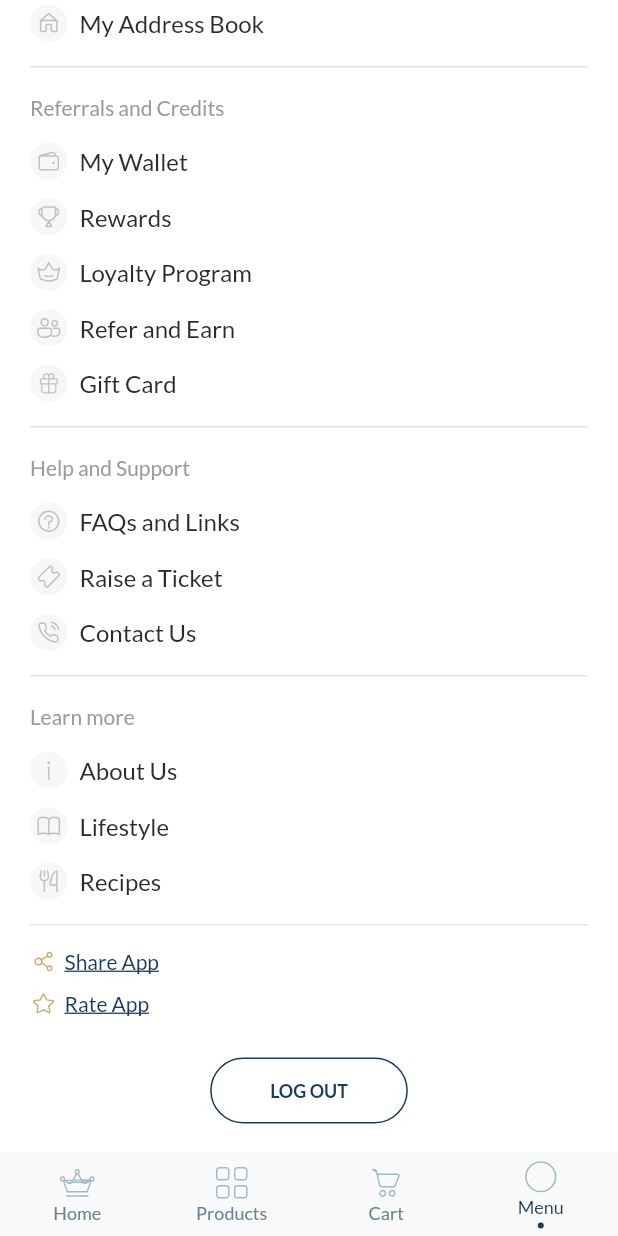
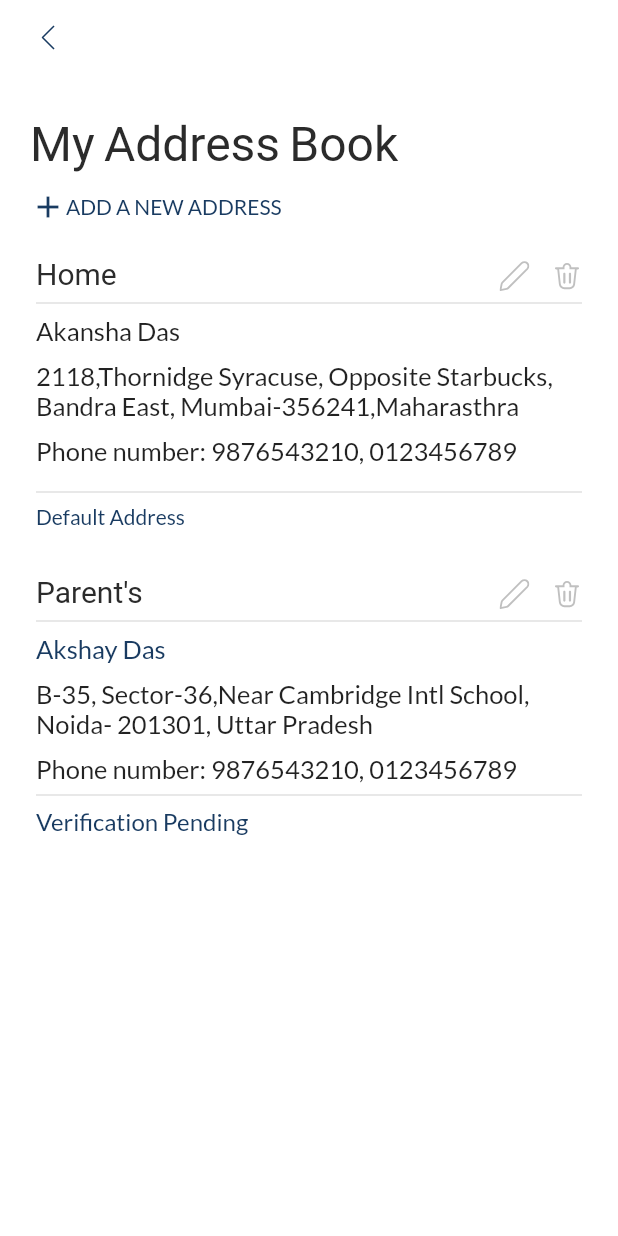
Before and after one commit to nirdeshk1998/pride-of-cows, a Flutter app: the MainScreen screen opened directly, item 4 of the bottom bar chosen, scrolled down 576 dp, after a tap on "My Address Book", on a phone screen of 412 x 824 dp. Run offline on Flutter 3.47's test engine with Material 2 defaults, Android fonts, the phone set to English and light mode, and no system bars; our stand-ins replace card_swiper, carousel_slider, country_code_picker, dots_indicator, flutter_calendar_carousel, flutter_riverpod and 5 more; missing offline and left inert: widget_size; network calls fail; Roboto replaces fonts that are missing (Suranna).

Commit message:
'address'

```diff
--- a/lib/constants/assets.dart
+++ b/lib/constants/assets.dart
@@ -24,6 +24,10 @@ class Assets {
   /// Assets for assetsIconsArrowRight2
   /// assets/icons/arrow_right2.svg
   static const String assetsIconsArrowRight2 = "assets/icons/arrow_right2.svg";
+
+  /// Assets for assetsIconsArrowDownSolid
+  /// assets/icons/arrow_down_solid.svg
+  static const String assetsIconsArrowDownSolid = "assets/icons/arrow_down_solid.svg";
 
   /// Assets for assetsIconsBack
   /// assets/icons/back.svg
@@ -101,6 +105,10 @@ class Assets {
   /// assets/icons/delete.svg
   static const String assetsIconsDelete = "assets/icons/delete.svg";
 
+  /// Assets for assetsIconsDeliverHere
+  /// assets/icons/deliver_here.svg
+  static const String assetsIconsDeliverHere = "assets/icons/deliver_here.svg";
+
   /// Assets for assetsIconsEditPencil
   /// assets/icons/edit_pencil.svg
   static const String assetsIconsEditPencil = "assets/icons/edit_pencil.svg";
@@ -153,9 +161,17 @@ class Assets {
   /// assets/icons/pencil.svg
   static const String assetsIconsPencil = "assets/icons/pencil.svg";
 
+  /// Assets for assetsIconsPen2
+  /// assets/icons/pen2.svg
+  static const String assetsIconsPen2 = "assets/icons/pen2.svg";
+
   /// Assets for assetsIconsPin
   /// assets/icons/pin.svg
   static const String assetsIconsPin = "assets/icons/pin.svg";
+
+  /// Assets for assetsIconsPin2
+  /// assets/icons/pin2.svg
+  static const String assetsIconsPin2 = "assets/icons/pin2.svg";
 
   /// Assets for assetsIconsPlay
   /// assets/icons/play.svg
--- /dev/null
+++ b/lib/screens/menu/address/my_address_book.dart
@@ -0,0 +1,213 @@
+import 'package:country_code_picker/country_code_picker.dart';
+import 'package:flutter/cupertino.dart';
+import 'package:flutter/material.dart';
+import 'package:flutter/services.dart';
+import 'package:flutter_riverpod/flutter_riverpod.dart';
+import 'package:flutter_svg/flutter_svg.dart';
+import 'package:google_fonts/google_fonts.dart';
+import 'package:poc/constants/assets.dart';
+import 'package:poc/providers/login_provider.dart';
+import 'package:poc/screens/cart/cart_screen.dart';
+import 'package:poc/screens/cart/offers.dart';
+import 'package:poc/screens/cart/rating_page.dart';
+import 'package:poc/screens/menu/address/address_information.dart';
+import 'package:poc/screens/menu/menu_screen.dart';
+import 'package:poc/styles/colors.dart';
+import 'package:poc/styles/text_styles.dart';
+import 'package:poc/styles/widget_styles.dart';
+import 'package:poc/utils/dimensions.dart';
+import 'package:poc/widgets/appbar.dart';
+import 'package:poc/widgets/buttons.dart';
+import 'package:poc/widgets/form_fields.dart';
+import 'package:poc/widgets/primary_dropdown_form_field.dart';
+import 'package:poc/widgets/terms_condition.dart';
+import 'package:poc/widgets/text_view.dart';
+
+class MyAddressBook extends ConsumerWidget {
+  const MyAddressBook({Key? key}) : super(key: key);
+
+  @override
+  Widget build(BuildContext context, WidgetRef ref) {
+    final rProvider = ref.read(loginProvider);
+    final wProvider = ref.watch(loginProvider);
+    bool addressSelect = true;
+
+    return Scaffold(
+      body: SingleChildScrollView(
+        child: Column(
+          children: [
+            const SecondaryAppBar(showRightButton: false),
+            SizedBox(
+              height: 20,
+            ),
+            Padding(
+              padding: const EdgeInsets.only(left: 20, right: 20),
+              child: Column(
+                crossAxisAlignment: CrossAxisAlignment.start,
+                children: [
+                  Row(
+                    children: [
+                      Text('My Address Book', style: TextStyles.header),
+                    ],
+                  ),
+                  SizedBox(
+                    height: 10,
+                  ),
+                  Row(
+                    children: [
+                      Icon(Icons.add,color:Color(0xff193b61)),
+                      PrimaryTextButton(
+                        title: 'Add a new address',
+                        isUpperCase: true,
+                        size: TextSize.textButton,
+                        onPressed: () {},
+                      ),
+                    ],
+                  ),
+                  SizedBox(
+                    height:20,
+                  ),
+                  Container(
+                    child:GestureDetector(
+                      onTap: (){
+Navigator.push(context,MaterialPageRoute(builder: (context)=>AddressInfromation()));
+                      },
+                      child: Card(
+                        elevation: 0,
+                        child: Column(
+                          crossAxisAlignment: CrossAxisAlignment.start,
+                          children: [
+                            Row(
+                              mainAxisAlignment: MainAxisAlignment.spaceBetween,
+                              children: [
+                                TextView(
+                                  'Home',
+                                  textType: TextType.titleStyled,
+                                  color: Palette.textColor,
+                                  height: 1,
+                                ),
+                                Container(
+                                  child: Row(
+                                    children: [
+                                      SvgPicture.asset(Assets.assetsIconsPen2,width: 20,height: 20,),
+                                      SizedBox(
+                                        width: 15,
+                                      ),
+                                      SvgPicture.asset(Assets.assetsIconsDelete,width: 20,height: 20,),
+                                    ],
+                                  ),
+                                ),
+                              ],
+                            ),
+                            Divider(
+                              thickness: 1,
+                            ),
+                            const Text(
+                              "Akansha Das",
+                              style: TextStyle(fontSize: 17),
+                            ),
+                            const SizedBox(
+                              height: 10,
+                            ),
+
+                            const Text(
+                              "2118,Thornidge Syracuse, Opposite Starbucks, Bandra East, Mumbai-356241,Maharasthra",
+                              style: TextStyle(fontSize: 17),
+                            ),
+                            const SizedBox(
+                              height: 10,
+                            ),
+                            const Text(
+                              "Phone number: 9876543210, 0123456789",
+                              style: TextStyle(fontSize: 17),
+                            ),
+                            SizedBox(
+                              height: 10,
+                            ),
+                            Divider(
+                              thickness: 1,
+                            ),
+                            const TextView("Default Address"),
+                            SizedBox(
+                              height: 5,
+                            ),
+                          ],
+                        ),
+
+                      ),
+                    ),
+                  ),
+
+                  SizedBox(
+                    height: 20,
+                  ),
+                  Container(
+                    child: GestureDetector(
+                      onTap: (){
+
+                      },
+                      child:Card(
+                        elevation: 0,
+                        child:  Column(
+                          crossAxisAlignment: CrossAxisAlignment.start,
+                          children: [
+                            Row(
+                              mainAxisAlignment: MainAxisAlignment.spaceBetween,
+                              children: [
+                                TextView(
+                                  "Parent's",
+                                  textType: TextType.titleStyled,
+                                  color: Palette.textColor,
+                                  height: 1,
+                                ),
+                                Container(
+                                  child: Row(
+                                    children: [
+                                      SvgPicture.asset(Assets.assetsIconsPen2,width: 20,height: 20,),
+                                      SizedBox(
+                                        width: 15,
+                                      ),
+                                      SvgPicture.asset(Assets.assetsIconsDelete,width: 20,height: 20,),
+                                    ],
+                                  ),
+                                ),
+                              ],
+                            ),
+                            Divider(
+                              thickness: 1,
+                            ),
+                            const TextView("Akshay Das",size: 17,),
+                            const SizedBox(
+                              height: 10,
+                            ),
+                            const Text(
+                              "B-35, Sector-36,Near Cambridge Intl School, Noida- 201301, Uttar Pradesh",
+                              style: TextStyle(fontSize: 17),
+                            ),
+                            const SizedBox(
+                              height: 10,
+                            ),
+                            const Text(
+                              "Phone number: 9876543210, 0123456789",
+                              style: TextStyle(fontSize: 17),
+                            ),
+                            Divider(
+                              thickness: 1,
+                            ),
+                            const TextView("Verification Pending",size: 16,),
+                          ],
+                        ),
+                      ),
+
+                    ),
+                  ),
+
+                ],
+              ),
+            ),
+          ],
+        ),
+      ),
+    );
+  }
+}
--- a/lib/screens/menu/menu_screen.dart
+++ b/lib/screens/menu/menu_screen.dart
@@ -3,6 +3,7 @@ import 'package:flutter/material.dart';
 import 'package:flutter_riverpod/flutter_riverpod.dart';
 import 'package:flutter_svg/flutter_svg.dart';
 import 'package:poc/constants/assets.dart';
+import 'package:poc/screens/menu/address/my_address_book.dart';
 import 'package:poc/screens/menu/my_profile.dart';
 import 'package:poc/styles/colors.dart';
 import 'package:poc/widgets/appbar.dart';
@@ -149,7 +150,9 @@ class MenuScreen extends ConsumerWidget {
             ),
             menuListTile(
               title: 'My Address Book',
-              onTap: () {},
+              onTap: () {
+                Navigator.push(context,MaterialPageRoute(builder: (context)=>MyAddressBook()));
+              },
               icon: Assets.assetsIconsAddressRound,
             ),
           ],
--- a/lib/widgets/form_fields.dart
+++ b/lib/widgets/form_fields.dart
@@ -5,12 +5,14 @@ import 'package:poc/styles/widget_styles.dart';
 
 class PrimaryTextFormField extends StatelessWidget {
   final String? label;
+  final String? hint;
   final TextEditingController? controller;
 
   const PrimaryTextFormField({
     Key? key,
     this.label,
     this.controller,
+    this.hint,
   }) : super(key: key);
 
   @override
@@ -20,6 +22,7 @@ class PrimaryTextFormField extends StatelessWidget {
         contentPadding: const EdgeInsets.symmetric(horizontal: 15),
         constraints: const BoxConstraints(maxHeight: 50, minHeight: 50),
         labelText: '$label',
+        hintText: hint!=null?'$hint':"",
         prefixIconConstraints: const BoxConstraints(),
         labelStyle: TextStyle(
           color: Palette.hintColor,
```
Also changed, not shown: lib/screens/menu/address/address_information.dart (added, +172 -0 lines), lib/screens/menu/address/edit_address.dart (added, +96 -0 lines), lib/screens/menu/my_profile.dart (+89 -78 lines), assets/icons/arrow_down_solid.svg (added), assets/icons/deliver_here.svg (added), assets/icons/pen2.svg (added), assets/icons/pin2.svg (added), assets/images/maps.png (added).
